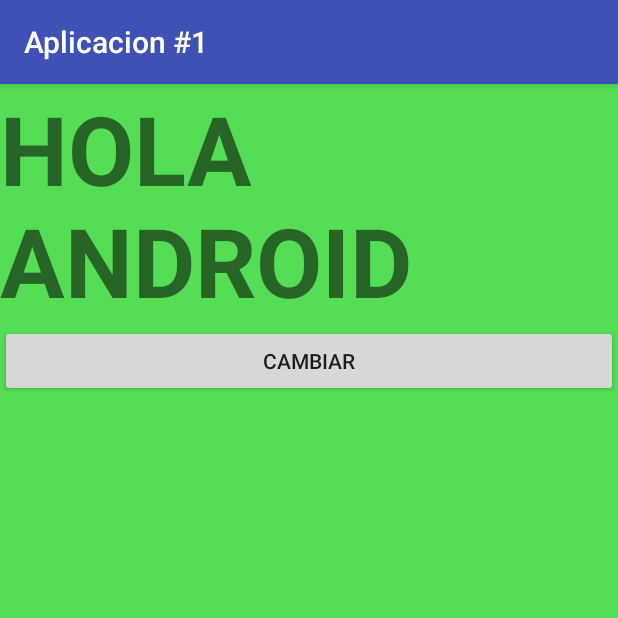
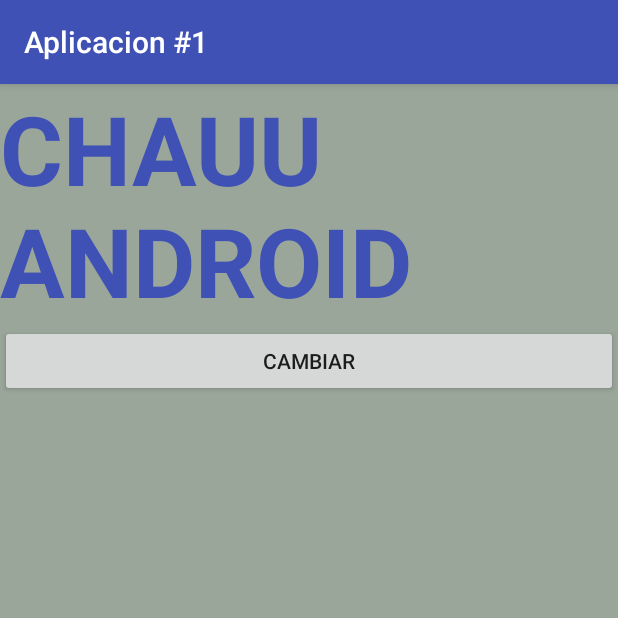
Before and after one commit to chovis2020/StudyJam_tarea_n, an Android app: the screen it shows after launch (MainActivity), on a phone screen of 412 x 824 dp, the top half of it. Run offline under Robolectric (Android 15) with nearby library versions, the phone set to English and light mode, and no system bars.

Commit message:
cambio en color tamanio ,style...etc

```diff
--- a/app/src/main/res/layout/activity_main.xml
+++ b/app/src/main/res/layout/activity_main.xml
@@ -5,13 +5,14 @@
     android:layout_width="match_parent"
     android:layout_height="match_parent"
     android:orientation="vertical"
-    android:background="#56dd56"
+    android:background="#9ba69b"
     tools:context="com.gdgandroidbolivia.aplicacion1.MainActivity">
     <TextView
         android:id="@+id/texto"
         android:layout_width="match_parent"
+        android:textColor="@color/colorPrimary"
         android:layout_height="wrap_content"
-        android:text="HOLA ANDROID"
+        android:text="CHAUU ANDROID"
         android:textStyle="bold"
         android:textSize="64sp"/>
     <Button
```
